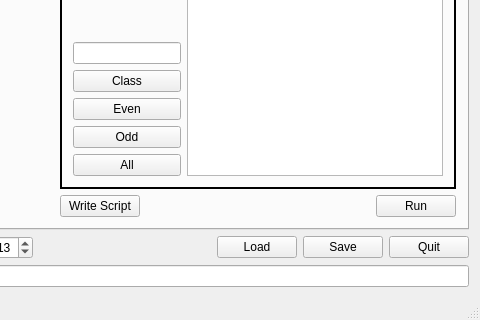
Qt form metabolabpy/ui/metabolabpy_mainwindow.ui (ludwigc/metabolabpy) before a commit; both pictures show x 971 to 1451 and y 465 to 785 of the 1451 by 785 pixel window.
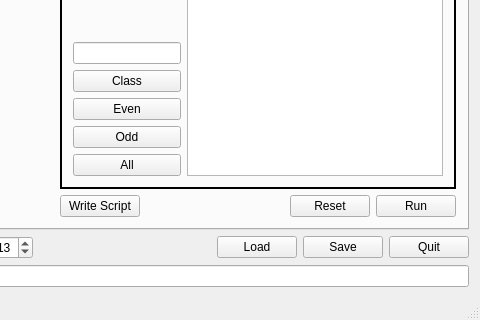
The same form after that commit. Custom widgets are drawn as their Qt base class.

Commit message: fixed 2D Jres zero filling, added reset option for data pre-processing

Diff of the .ui file:
```diff
--- a/metabolabpy/ui/metabolabpy_mainwindow.ui
+++ b/metabolabpy/ui/metabolabpy_mainwindow.ui
@@ -981,6 +981,13 @@
               </property>
              </spacer>
             </item>
+            <item>
+             <widget class="QPushButton" name="resetPreProcessingButton">
+              <property name="text">
+               <string>Reset</string>
+              </property>
+             </widget>
+            </item>
             <item>
              <widget class="QPushButton" name="runPreProcessingButton">
               <property name="text">
```
The commit also changes 3 other files.
